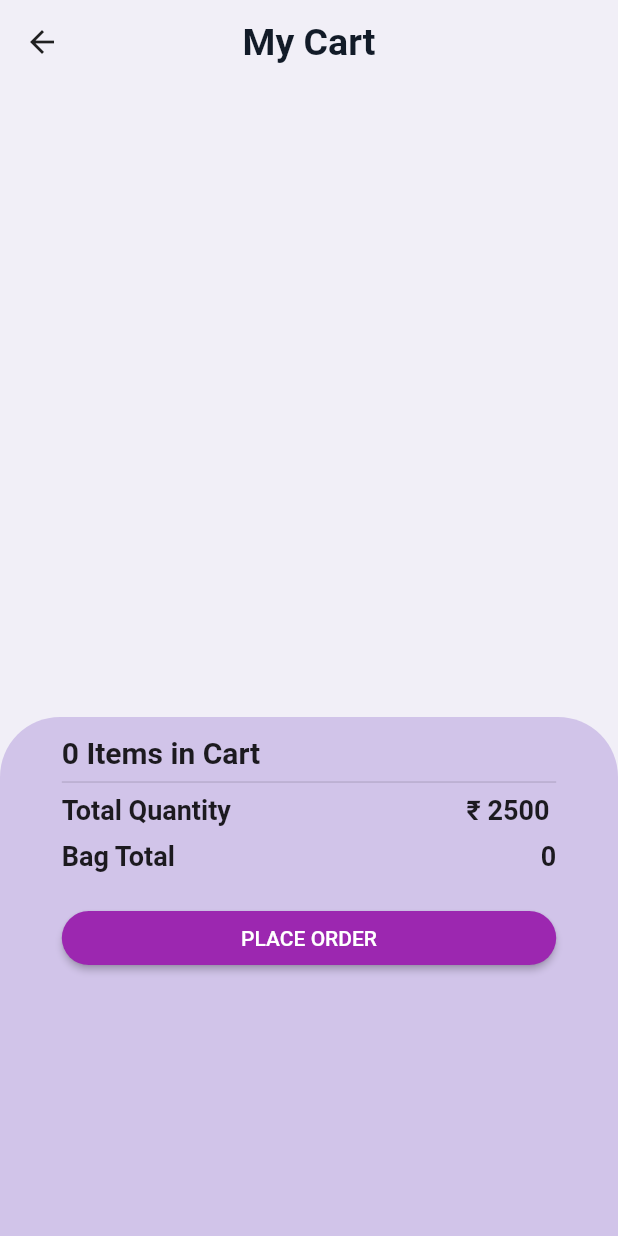
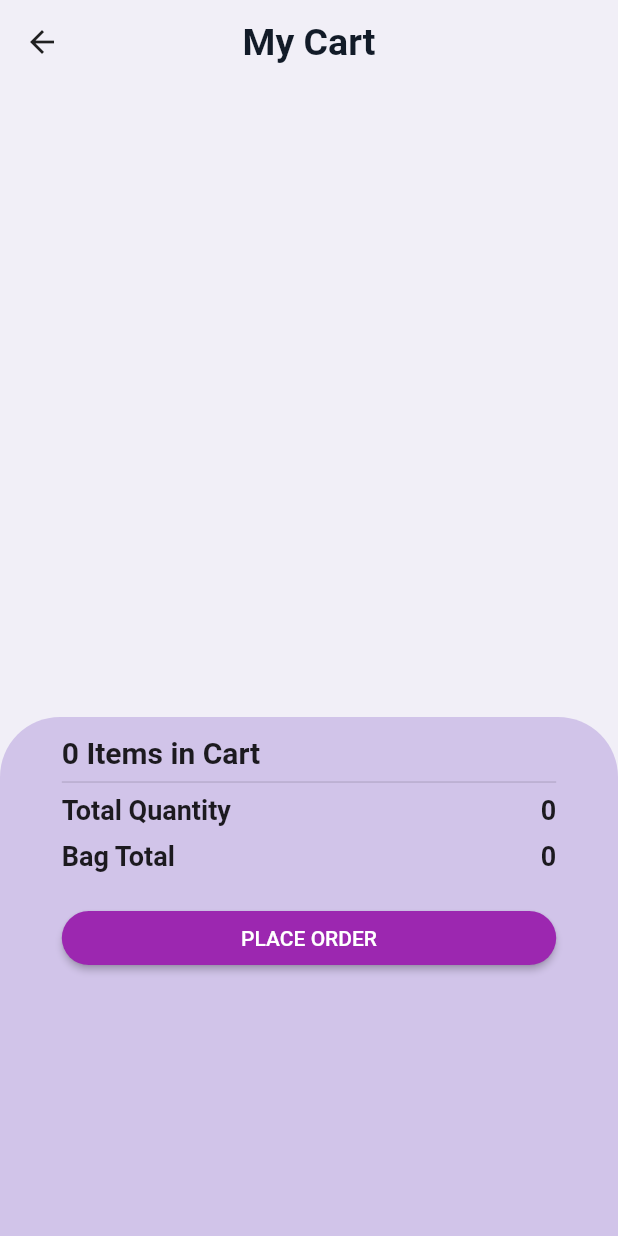
Before and after one commit to muhammedsaheerck/muhammedsaheerck-shoeclub, a Flutter app: the ScreenCart screen opened directly, on a phone screen of 412 x 824 dp. Run offline on Flutter 3.47's test engine with Material 2 defaults, Android fonts, the phone set to English and light mode, and no system bars; our stand-ins replace carousel_slider, dio, dropdown_button2, flashy_tab_bar2, flutter_slidable, google_fonts and 1 more; accounts and stored records are empty; network calls fail; Roboto replaces fonts that are missing (Inika).

Commit message:
Cart section completed

```diff
--- a/lib/application/cart/cart_provider.dart
+++ b/lib/application/cart/cart_provider.dart
@@ -2,11 +2,14 @@ import 'dart:developer';
 
 import 'package:dio/dio.dart';
 import 'package:flutter/material.dart';
+import 'package:shoeclub/core/const_datas.dart';
+import 'package:shoeclub/domain/modal/cart/cart_modal.dart';
 import 'package:shoeclub/domain/modal/product/product_modal.dart';
 import 'package:shoeclub/infrastructure/cart/cart_services.dart';
 
 class CartProvider extends ChangeNotifier {
   int totalPrice = 0;
+
   Future addToCart(
     Product product,
     String size,
@@ -40,6 +43,7 @@ class CartProvider extends ChangeNotifier {
   void qtyChangeCart(Product product, String size, int qty) async {
     try {
       await CartApiCalls().addToCart(product, qty, size) as Response;
+
       await CartApiCalls().getCart();
     } catch (e) {
       log(e.toString());
@@ -70,4 +74,14 @@ class CartProvider extends ChangeNotifier {
     }
     notifyListeners();
   }
+
+  int? findTotalQuantity() {
+    int totalQty = 0;
+    for (var i = 0; i < cartNotifierList.value.length; i++) {
+      totalQty = totalQty + cartNotifierList.value[i]!.qty!;
+      log("qqqqqqqq" + totalQty.toString());
+    }
+    notifyListeners();
+    return totalQty;
+  }
 }
--- a/lib/core/url.dart
+++ b/lib/core/url.dart
@@ -1,4 +1,4 @@
-String baseUrl = 'http://192.168.29.225:5000';
+String baseUrl = 'http://192.168.207.89:5000';
 
 String productUrl = '/products';
 String signUpUrl = '/auth/signup';
--- a/lib/presentation/cart/screen_cart.dart
+++ b/lib/presentation/cart/screen_cart.dart
@@ -226,16 +226,18 @@ class ScreenCart extends StatelessWidget {
                     ),
                     Row(
                       mainAxisAlignment: MainAxisAlignment.spaceBetween,
-                      children: const [
+                      children: [
                         Text(
                           "Total Quantity ",
                           style: TextStyle(
                               fontSize: 18, fontWeight: FontWeight.w600),
                         ),
-                        Text(
-                          "₹ 2500 ",
-                          style: TextStyle(
-                              fontSize: 18, fontWeight: FontWeight.w600),
+                        Consumer<CartProvider>(
+                          builder: (context, value, child) => Text(
+                            value.findTotalQuantity().toString(),
+                            style: TextStyle(
+                                fontSize: 18, fontWeight: FontWeight.w600),
+                          ),
                         ),
                       ],
                     ),
```
Also changed, not shown: lib/presentation/product_details/product_details.dart (+15 -3 lines).
